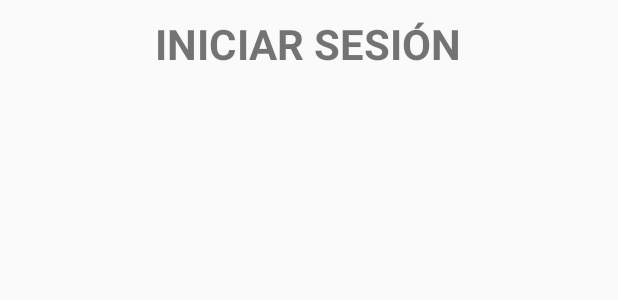
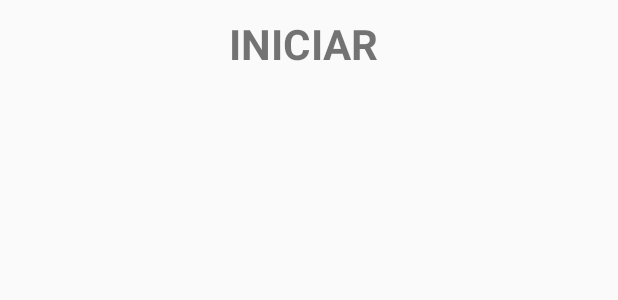
Before and after one commit to piparci/FreeMercR, an Android app: the layout activity_registros.xml on its own in the app's theme, with its tools: preview values and no code run, on a phone screen of 412 x 824 dp. Shown: the top 300 px of the screen. Run offline under Robolectric (Android 15) with nearby library versions, the phone set to English and light mode, and no system bars.

Commit message:
Sebitas...cambie algo

```diff
--- a/app/src/main/res/layout/activity_registros.xml
+++ b/app/src/main/res/layout/activity_registros.xml
@@ -17,7 +17,7 @@
         android:id="@+id/textView2"
         android:layout_width="wrap_content"
         android:layout_height="wrap_content"
-        android:text="INICIAR SESIÓN"
+        android:text="INICIAR "
         android:textSize="28sp"
         android:textStyle="bold" />
   </LinearLayout>
```
